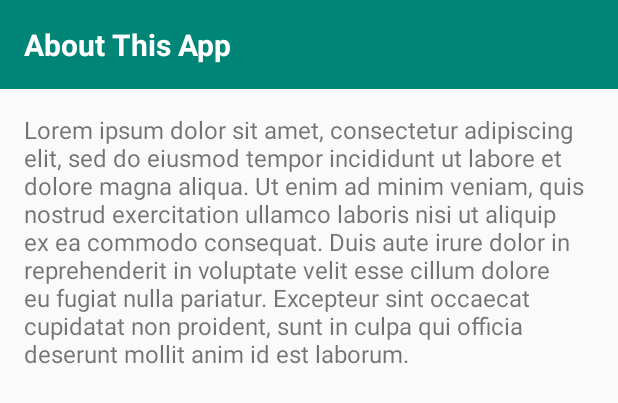
After one commit to LeBronoMars/sw, an Android app: the layout dialog_fragment_about_this_app.xml on its own in the app's theme, with its tools: preview values and no code run, on a phone screen of 412 x 824 dp. The commit adds this screen. Shown: the top 403 px of the screen. Run offline under Robolectric (Android 15) with nearby library versions, the phone set to English and light mode, and no system bars.

Commit message:
finish other info dialog

```diff
--- a/app/src/main/java/com/denr/solidwaste/ui/home/HomeActivity.java
+++ b/app/src/main/java/com/denr/solidwaste/ui/home/HomeActivity.java
@@ -111,8 +111,6 @@ public class HomeActivity extends BaseActivity<ActivityHomeBinding, HomeViewMode
                 } else if (i == 1) {
                     getSupportActionBar().setTitle(getString(R.string.bnve_keypad));
                 } else if (i == 2) {
-                    getSupportActionBar().setTitle(getString(R.string.bnve_sites));
-                } else {
                     getSupportActionBar().setTitle(getString(R.string.bnve_info));
                 }
             }
--- /dev/null
+++ b/app/src/main/res/layout/dialog_fragment_about_this_app.xml
@@ -0,0 +1,33 @@
+<?xml version="1.0" encoding="utf-8"?>
+<LinearLayout xmlns:android="http://schemas.android.com/apk/res/android"
+    android:layout_width="match_parent"
+    android:layout_height="match_parent"
+    android:orientation="vertical">
+
+    <TextView
+        android:layout_width="match_parent"
+        android:layout_height="wrap_content"
+        android:background="@color/colorPrimary"
+        android:padding="16dp"
+        android:text="@string/about_this_app"
+        android:textColor="@color/white"
+        android:textSize="20sp"
+        android:textStyle="bold" />
+
+    <LinearLayout
+        android:layout_width="match_parent"
+        android:layout_height="wrap_content"
+        android:orientation="vertical"
+        android:paddingStart="16dp"
+        android:paddingEnd="16dp"
+        android:paddingBottom="16dp">
+
+        <TextView
+            android:layout_width="match_parent"
+            android:layout_height="wrap_content"
+            android:layout_marginTop="16dp"
+            android:text="@string/lorem_ipsum_dolor"
+            android:textSize="16sp" />
+    </LinearLayout>
+
+</LinearLayout>
--- a/app/src/main/res/values/strings.xml
+++ b/app/src/main/res/values/strings.xml
@@ -117,4 +117,5 @@
     <string name="no">No</string>
     <string name="save">Save</string>
     <string name="thank_you">Thank You!</string>
+    <string name="lorem_ipsum_dolor">Lorem ipsum dolor sit amet, consectetur adipiscing elit, sed do eiusmod tempor incididunt ut labore et dolore magna aliqua. Ut enim ad minim veniam, quis nostrud exercitation ullamco laboris nisi ut aliquip ex ea commodo consequat. Duis aute irure dolor in reprehenderit in voluptate velit esse cillum dolore eu fugiat nulla pariatur. Excepteur sint occaecat cupidatat non proident, sunt in culpa qui officia deserunt mollit anim id est laborum.</string>
 </resources>
```
Also changed, not shown: app/src/main/java/com/denr/solidwaste/ui/home/info/AboutThisAppDialogFragment.java (added, +51 -0 lines), app/src/main/java/com/denr/solidwaste/ui/home/info/BecomeAMemberHereDialogFragment.java (added, +51 -0 lines), app/src/main/java/com/denr/solidwaste/ui/home/info/BlogDialogFragment.java (added, +51 -0 lines), app/src/main/java/com/denr/solidwaste/ui/home/info/InfoFragment.java (+12 -1 lines), app/src/main/res/layout/dialog_fragment_become_a_member.xml (added, +33 -0 lines), app/src/main/res/layout/dialog_fragment_blog.xml (added, +33 -0 lines).
